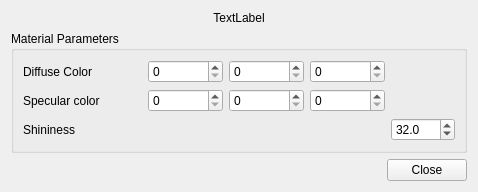
First picture: the form in Applications/MainApplication/Gui/ui/MaterialEditor.ui, repository nmellado/Radium-Engine, before the edit.
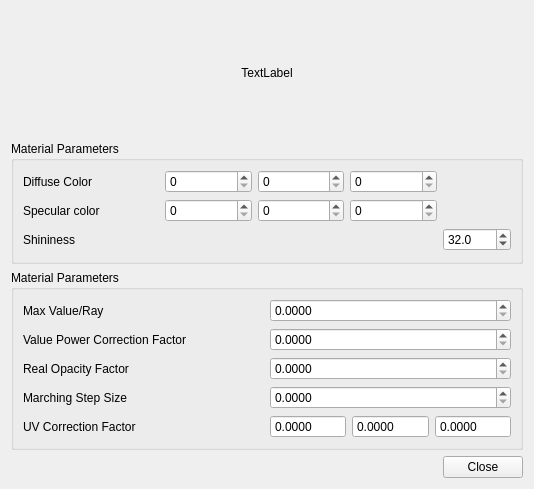
Second picture: the form after the edit. Custom widgets are drawn as their Qt base class.

Commit message:
Control RayMarching material parameters with uniforms
Add UI in Material Editor

Diff of the .ui file:
```diff
--- a/Applications/MainApplication/Gui/ui/MaterialEditor.ui
+++ b/Applications/MainApplication/Gui/ui/MaterialEditor.ui
@@ -6,8 +6,8 @@
    <rect>
     <x>0</x>
     <y>0</y>
-    <width>478</width>
-    <height>189</height>
+    <width>534</width>
+    <height>489</height>
    </rect>
   </property>
   <property name="sizePolicy">
@@ -20,26 +20,6 @@
    <string>Form</string>
   </property>
   <layout class="QGridLayout" name="gridLayout_2">
-   <item row="2" column="1">
-    <widget class="QPushButton" name="m_closeButton">
-     <property name="text">
-      <string>Close</string>
-     </property>
-    </widget>
-   </item>
-   <item row="2" column="0">
-    <spacer name="horizontalSpacer">
-     <property name="orientation">
-      <enum>Qt::Horizontal</enum>
-     </property>
-     <property name="sizeHint" stdset="0">
-      <size>
-       <width>40</width>
-       <height>20</height>
-      </size>
-     </property>
-    </spacer>
-   </item>
    <item row="1" column="0" colspan="2">
     <widget class="QGroupBox" name="m_BlinnPhongGroup">
      <property name="title">
@@ -145,6 +125,19 @@
      </layout>
     </widget>
    </item>
+   <item row="3" column="0">
+    <spacer name="horizontalSpacer">
+     <property name="orientation">
+      <enum>Qt::Horizontal</enum>
+     </property>
+     <property name="sizeHint" stdset="0">
+      <size>
+       <width>40</width>
+       <height>20</height>
+      </size>
+     </property>
+    </spacer>
+   </item>
    <item row="0" column="0" colspan="2">
     <widget class="QLabel" name="m_renderObjectName">
      <property name="text">
@@ -155,6 +148,178 @@
      </property>
     </widget>
    </item>
+   <item row="3" column="1">
+    <widget class="QPushButton" name="m_closeButton">
+     <property name="text">
+      <string>Close</string>
+     </property>
+    </widget>
+   </item>
+   <item row="2" column="0" colspan="2">
+    <widget class="QGroupBox" name="m_RayMarchingGroup">
+     <property name="title">
+      <string>Material Parameters</string>
+     </property>
+     <layout class="QGridLayout" name="gridLayout_3">
+      <item row="2" column="1">
+       <widget class="QDoubleSpinBox" name="m_raymarching_opacityFactor">
+        <property name="decimals">
+         <number>4</number>
+        </property>
+       </widget>
+      </item>
+      <item row="1" column="0">
+       <widget class="QLabel" name="label_5">
+        <property name="text">
+         <string>Value Power Correction Factor</string>
+        </property>
+        <property name="buddy">
+         <cstring>m_raymarching_powfactor</cstring>
+        </property>
+       </widget>
+      </item>
+      <item row="2" column="0">
+       <widget class="QLabel" name="label_7">
+        <property name="text">
+         <string>Real Opacity Factor</string>
+        </property>
+        <property name="buddy">
+         <cstring>m_raymarching_opacityFactor</cstring>
+        </property>
+       </widget>
+      </item>
+      <item row="3" column="1">
+       <widget class="QDoubleSpinBox" name="m_raymarching_stepsize">
+        <property name="decimals">
+         <number>4</number>
+        </property>
+       </widget>
+      </item>
+      <item row="3" column="0">
+       <widget class="QLabel" name="label_6">
+        <property name="text">
+         <string>Marching Step Size</string>
+        </property>
+        <property name="buddy">
+         <cstring>m_raymarching_stepsize</cstring>
+        </property>
+       </widget>
+      </item>
+      <item row="0" column="1">
+       <widget class="QDoubleSpinBox" name="m_raymarching_maxvalueray">
+        <property name="decimals">
+         <number>4</number>
+        </property>
+        <property name="maximum">
+         <double>10000.000000000000000</double>
+        </property>
+       </widget>
+      </item>
+      <item row="0" column="0">
+       <widget class="QLabel" name="label_3">
+        <property name="text">
+         <string>Max Value/Ray</string>
+        </property>
+        <property name="buddy">
+         <cstring>m_raymarching_maxvalueray</cstring>
+        </property>
+       </widget>
+      </item>
+      <item row="1" column="1">
+       <widget class="QDoubleSpinBox" name="m_raymarching_powfactor">
+        <property name="decimals">
+         <number>4</number>
+        </property>
+       </widget>
+      </item>
+      <item row="4" column="0">
+       <widget class="QLabel" name="label_8">
+        <property name="text">
+         <string>UV Correction Factor</string>
+        </property>
+        <property name="buddy">
+         <cstring>m_raymarching_xcorrectionFactor</cstring>
+        </property>
+       </widget>
+      </item>
+      <item row="4" column="1">
+       <widget class="QWidget" name="widget" native="true">
+        <layout class="QHBoxLayout" name="horizontalLayout_3">
+         <property name="leftMargin">
+          <number>0</number>
+         </property>
+         <property name="topMargin">
+          <number>0</number>
+         </property>
+         <property name="rightMargin">
+          <number>0</number>
+         </property>
+         <property name="bottomMargin">
+          <number>0</number>
+         </property>
+         <item>
+          <widget class="QDoubleSpinBox" name="m_raymarching_xcorrectionFactor">
+           <property name="frame">
+            <bool>true</bool>
+           </property>
+           <property name="readOnly">
+            <bool>true</bool>
+           </property>
+           <property name="buttonSymbols">
+            <enum>QAbstractSpinBox::NoButtons</enum>
+           </property>
+           <property name="keyboardTracking">
+            <bool>false</bool>
+           </property>
+           <property name="decimals">
+            <number>4</number>
+           </property>
+          </widget>
+         </item>
+         <item>
+          <widget class="QDoubleSpinBox" name="m_raymarching_ycorrectionFactor">
+           <property name="frame">
+            <bool>true</bool>
+           </property>
+           <property name="readOnly">
+            <bool>true</bool>
+           </property>
+           <property name="buttonSymbols">
+            <enum>QAbstractSpinBox::NoButtons</enum>
+           </property>
+           <property name="keyboardTracking">
+            <bool>false</bool>
+           </property>
+           <property name="decimals">
+            <number>4</number>
+           </property>
+          </widget>
+         </item>
+         <item>
+          <widget class="QDoubleSpinBox" name="m_raymarching_zcorrectionFactor">
+           <property name="frame">
+            <bool>true</bool>
+           </property>
+           <property name="readOnly">
+            <bool>true</bool>
+           </property>
+           <property name="buttonSymbols">
+            <enum>QAbstractSpinBox::NoButtons</enum>
+           </property>
+           <property name="keyboardTracking">
+            <bool>false</bool>
+           </property>
+           <property name="decimals">
+            <number>4</number>
+           </property>
+          </widget>
+         </item>
+        </layout>
+       </widget>
+      </item>
+     </layout>
+    </widget>
+   </item>
   </layout>
  </widget>
  <customwidgets>
```
Left out of the diff: 23 changed lines with no effect on the pictures. The commit also changes 5 other files.
